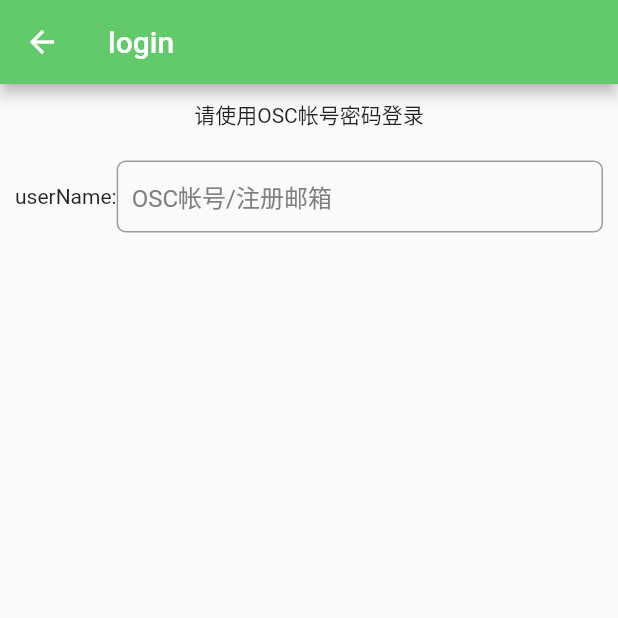
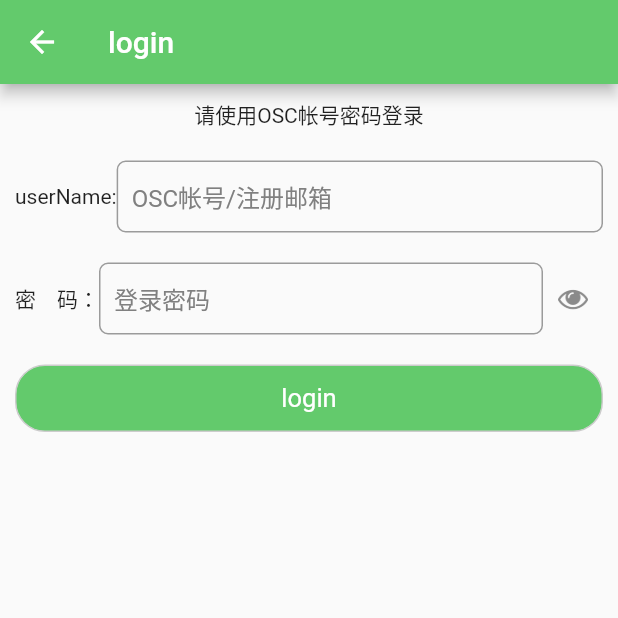
Before and after one commit to jinshilaoyao/osctest, a Flutter app: the NewLoginPage screen opened directly, on a phone screen of 412 x 824 dp, the top half of it. Run offline on Flutter 3.47's test engine with Material 2 defaults, Android fonts, the phone set to English and light mode, and no system bars; our stand-ins replace event_bus, shared_preferences; missing offline and left inert: flutter_webview_plugin; accounts and stored records are empty; network calls fail.

Commit message:
no message

```diff
--- a/lib/pages/NewLoginPage.dart
+++ b/lib/pages/NewLoginPage.dart
@@ -7,6 +7,7 @@ import 'package:osctest/util/DataUtils.dart';
 import 'package:osctest/util/NetUtils.dart';
 import 'package:osctest/util/ThemeUtils.dart';
 import '../Constants.dart';
+import '../widgets/CommonButton.dart';
 
 class NewLoginPage extends StatefulWidget {
   @override
@@ -58,6 +59,7 @@ class _NewLoginPageState extends State<NewLoginPage> {
     super.initState();
     _onStateChanged =
         flutterWebViewPlugin.onStateChanged.listen((WebViewStateChanged state) {
+      print(state.type);
       switch (state.type) {
         case WebViewState.shouldStart:
           setState(() {
@@ -75,7 +77,7 @@ class _NewLoginPageState extends State<NewLoginPage> {
           if (isLoadingCallbackPage) {
             // 当前是回调页面，则调用js方法获取数据，延迟加载防止get()获取不到数据
             Timer(const Duration(seconds: 1), () {
-              // parseResult();
+              parseResult();
             });
             return;
           }
@@ -91,7 +93,7 @@ class _NewLoginPageState extends State<NewLoginPage> {
 //                   // 不是输入账号的页面，则需要模拟点击"换个账号"按钮
 //                   redirectToInputPage();
 //                 }
-              // });
+//               });
               break;
             case stateLoadedNotInputPage:
               // 不是输入账号密码的界面，则需要模拟点击"换个账号"按钮
@@ -108,12 +110,85 @@ class _NewLoginPageState extends State<NewLoginPage> {
       // 该页面会接收code，然后根据code换取AccessToken，并将获取到的token及其他信息，通过js的get()方法返回
       if (url != null && url.length > 0 && url.contains("/logincallback?")) {
         isLoadingCallbackPage = true;
+        Timer(const Duration(seconds: 3), () {
+          parseResult();
+        });
       }
     });
   }
 
+  void parseResult() {
+    parsedResult = true;
+    flutterWebViewPlugin.evalJavascript('windwo.atob(get())').then((result) {
+      print(result);
+    });
+  }
+
+  autoLogin(String userName, String passWord) {
+    setState(() {
+      isOnLogin = true;
+    });
+    // 填账号
+    String jsInputAccount =
+        "document.getElementById('f_email').value='$userName'";
+    // 填密码
+    String jsInputPwd = "document.getElementById('f_pwd').value='$passWord'";
+    // 点击"连接"按钮
+    String jsClickLoginBtn =
+        "document.getElementsByClassName('rndbutton')[0].click()";
+    // 执行上面3条js语句
+    flutterWebViewPlugin
+        .evalJavascript("$jsInputAccount;$jsInputPwd;$jsClickLoginBtn");
+  }
+
+  @override
+  void dispose() {
+    // TODO: implement dispose
+    super.dispose();
+    _onUrlChanged.cancel();
+    _onStateChanged.cancel();
+    flutterWebViewPlugin.dispose();
+  }
+
   @override
   Widget build(BuildContext context) {
+    var loginBtn = Builder(builder: (ctx) {
+      return CommonButton(
+        text: "login",
+        onTap: () {
+          if (isOnLogin) return;
+          String userName = usernameCtrl.text.trim();
+          String passWord = passwordCtrl.text.trim();
+          if (userName.isEmpty || passWord.isEmpty) {
+            Scaffold.of(ctx).showSnackBar(SnackBar(
+              content: Text("账号和密码不能为空！"),
+            ));
+            return;
+          }
+          FocusScope.of(context).requestFocus(FocusNode());
+          autoLogin(userName, passWord);
+        },
+      );
+    });
+
+    var loadingView;
+    if (isOnLogin) {
+      loadingView = Center(
+        child: Padding(
+          padding: EdgeInsets.fromLTRB(0, 30, 0, 0),
+          child: Column(
+            crossAxisAlignment: CrossAxisAlignment.center,
+            children: <Widget>[
+              CupertinoActivityIndicator(),
+              Text('Loading...')
+            ],
+          ),
+        ),
+      );
+    } else {
+      loadingView = Center();
+    }
+
     return Scaffold(
       appBar: AppBar(
         title: Text("login", style: TextStyle(color: Colors.white)),
@@ -147,16 +222,61 @@ class _NewLoginPageState extends State<NewLoginPage> {
                   child: TextField(
                     controller: usernameCtrl,
                     decoration: InputDecoration(
-                      hintText: "OSC帐号/注册邮箱",
-                      hintStyle: TextStyle(color: Color(0xff808080)),
-                      border: OutlineInputBorder(
-                        borderRadius: BorderRadius.all(Radius.circular(6.0))
-                      ),
-                      contentPadding: EdgeInsets.all(10)
-                    ),
+                        hintText: "OSC帐号/注册邮箱",
+                        hintStyle: TextStyle(color: Color(0xff808080)),
+                        border: OutlineInputBorder(
+                            borderRadius:
+                                BorderRadius.all(Radius.circular(6.0))),
+                        contentPadding: EdgeInsets.all(10)),
                   ),
                 )
               ],
+            ),
+            Container(
+              height: 20,
+            ),
+            Row(crossAxisAlignment: CrossAxisAlignment.center, children: <
+                Widget>[
+              Text("密　码："),
+              Expanded(
+                  child: TextField(
+                controller: passwordCtrl,
+                obscureText: obscureText,
+                decoration: InputDecoration(
+                    hintText: "登录密码",
+                    hintStyle: TextStyle(color: const Color(0xFF808080)),
+                    border: OutlineInputBorder(
+                        borderRadius:
+                            const BorderRadius.all(const Radius.circular(6.0))),
+                    contentPadding: const EdgeInsets.all(10.0)),
+              )),
+              InkWell(
+                child: Container(
+                  width: 40,
+                  height: 40,
+                  alignment: Alignment.center,
+                  child:
+                      Image.asset("images/ic_eye.png", width: 20, height: 20),
+                ),
+                onTap: () {
+                  setState(() {
+                    obscureText = !obscureText;
+                  });
+                },
+              ),
+            ]),
+            Container(
+              height: 20,
+            ),
+            loginBtn,
+            Expanded(
+              child: Column(
+                children: <Widget>[
+                  Expanded(
+                    child: loadingView,
+                  )
+                ],
+              ),
             )
           ],
         ),
--- /dev/null
+++ b/lib/widgets/CommonButton.dart
@@ -0,0 +1,38 @@
+import 'package:flutter/material.dart';
+import 'package:osctest/util/ThemeUtils.dart';
+
+class CommonButton extends StatefulWidget {
+  final String text;
+  final GestureTapCallback onTap;
+
+  CommonButton({@required this.text,@required this.onTap});
+  @override
+  _CommonButtonState createState() => _CommonButtonState();
+}
+
+class _CommonButtonState extends State<CommonButton> {
+
+
+  Color color = ThemeUtils.currentColorTheme;
+  TextStyle textStyle = TextStyle(color: Colors.white, fontSize: 17);
+
+  @override
+  Widget build(BuildContext context) {
+    return InkWell(
+      onTap: (){
+        this.widget.onTap();
+      },
+      child: Container(
+        height: 45,
+        decoration: BoxDecoration(
+          color: color,
+          borderRadius: BorderRadius.all(Radius.circular(20)),
+          border: Border.all(color: Color(0xffcccccc))
+        ),
+        child: Center(
+          child: Text(this.widget.text,style:textStyle),
+        ),
+      ),
+    );
+  }
+}
```
